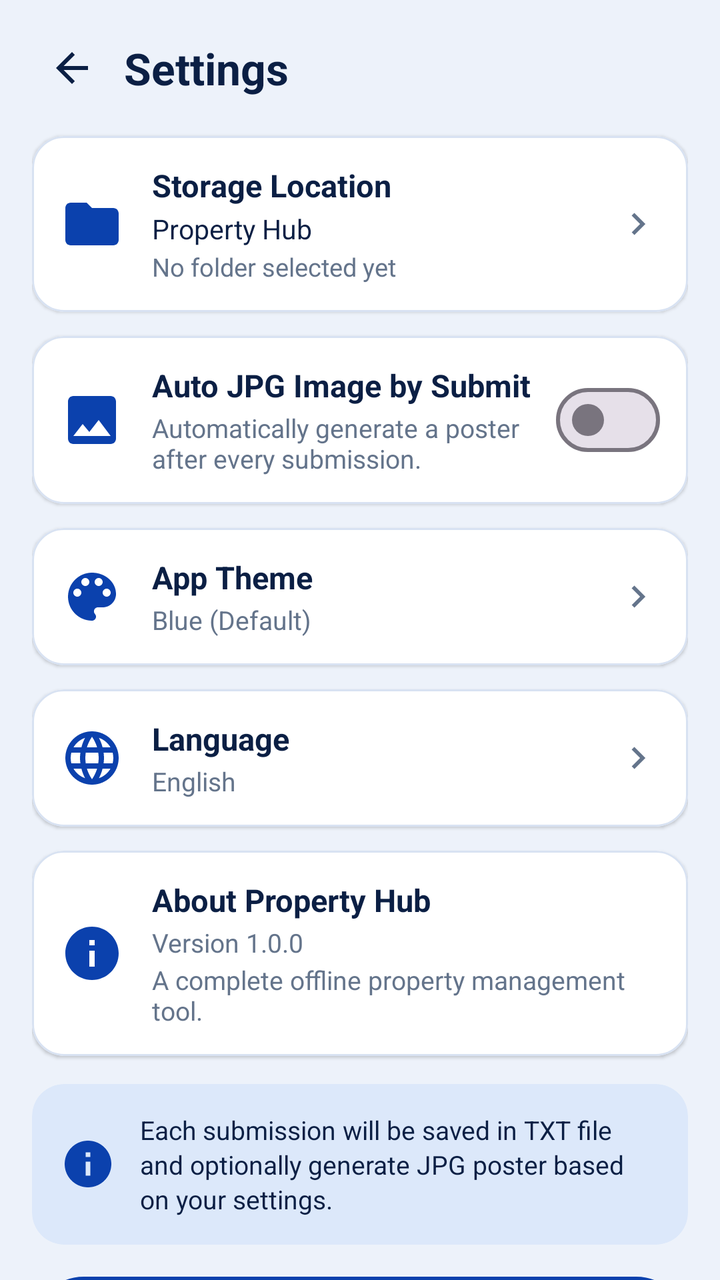
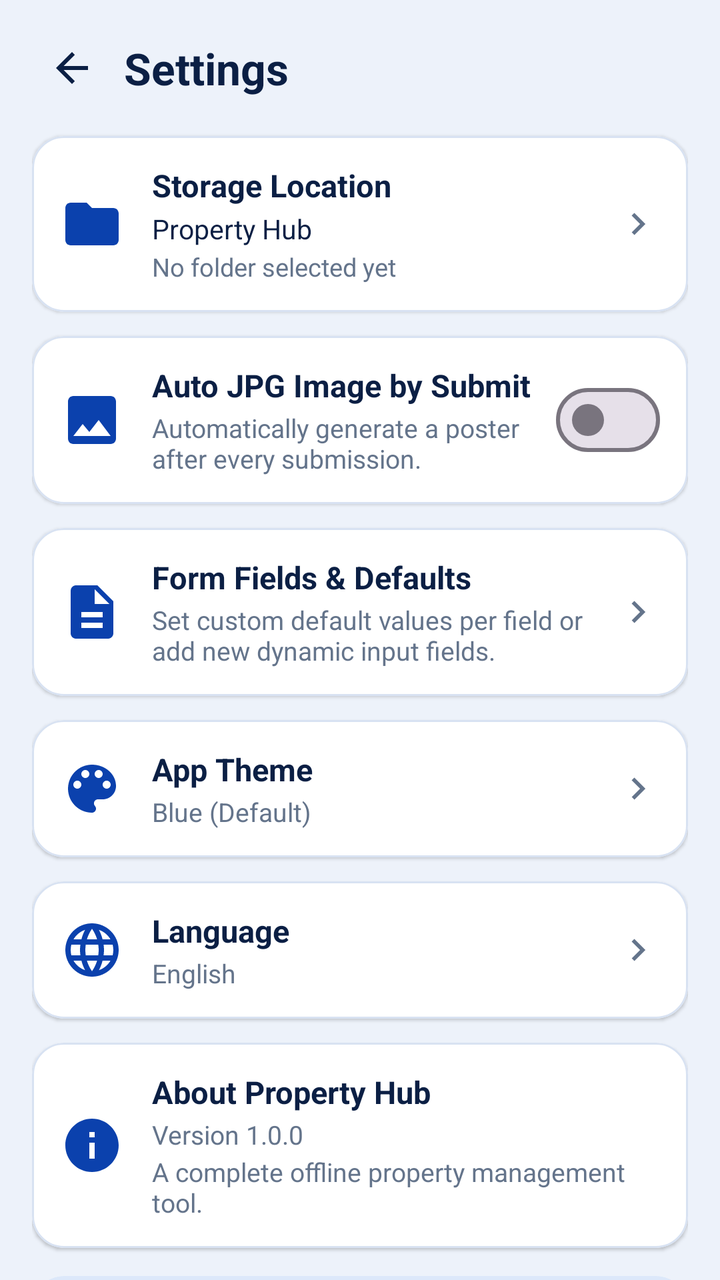

The first picture is an Android layout as it rendered before a commit; the second is the same layout after the commit. The layout source and the unified diff follow.
<!-- AndroidManifest.xml: application theme Theme.PropertyHub -->
<!-- res/layout/fragment_settings.xml -->
<?xml version="1.0" encoding="utf-8"?>
<ScrollView xmlns:android="http://schemas.android.com/apk/res/android"
    xmlns:app="http://schemas.android.com/apk/res-auto"
    android:layout_width="match_parent"
    android:layout_height="match_parent"
    android:clipToPadding="false"
    android:fillViewport="true"
    android:paddingStart="16dp"
    android:paddingTop="14dp"
    android:paddingEnd="16dp"
    android:paddingBottom="20dp"
    android:scrollbars="none">

    <LinearLayout
        android:layout_width="match_parent"
        android:layout_height="wrap_content"
        android:orientation="vertical">

        
        <LinearLayout
            android:layout_width="match_parent"
            android:layout_height="wrap_content"
            android:layout_marginBottom="14dp"
            android:gravity="center_vertical"
            android:orientation="horizontal">

            <ImageButton
                android:id="@+id/btnSettingsBackArrow"
                android:layout_width="40dp"
                android:layout_height="40dp"
                android:background="?attr/selectableItemBackgroundBorderless"
                android:contentDescription="@string/back_to_home"
                android:padding="8dp"
                android:src="@drawable/ic_arrow_back"
                app:tint="?attr/phTextPrimary" />

            <TextView
                android:layout_width="wrap_content"
                android:layout_height="wrap_content"
                android:layout_marginStart="6dp"
                android:text="@string/settings_title"
                android:textColor="?attr/phTextPrimary"
                android:textSize="22sp"
                android:textStyle="bold" />
        </LinearLayout>

        
        <com.google.android.material.card.MaterialCardView
            android:id="@+id/cardStorageLocation"
            android:layout_width="match_parent"
            android:layout_height="wrap_content"
            android:layout_marginBottom="12dp"
            android:clickable="true"
            android:focusable="true"
            app:cardBackgroundColor="?attr/phCardBg"
            app:cardCornerRadius="16dp"
            app:cardElevation="1dp"
            app:strokeColor="?attr/phCardStroke"
            app:strokeWidth="1dp">

            <LinearLayout
                android:layout_width="match_parent"
                android:layout_height="wrap_content"
                android:gravity="center_vertical"
                android:orientation="horizontal"
                android:padding="14dp">

                <ImageView
                    android:layout_width="32dp"
                    android:layout_height="32dp"
                    android:contentDescription="@null"
                    android:src="@drawable/ic_folder"
                    app:tint="?attr/phAccentBlue" />

                <LinearLayout
                    android:layout_width="0dp"
                    android:layout_height="wrap_content"
                    android:layout_marginStart="14dp"
                    android:layout_marginEnd="8dp"
                    android:layout_weight="1"
                    android:orientation="vertical">

                    <TextView
                        android:layout_width="wrap_content"
                        android:layout_height="wrap_content"
                        android:text="@string/settings_storage_location"
                        android:textColor="?attr/phTextPrimary"
                        android:textSize="15.5sp"
                        android:textStyle="bold" />

                    <TextView
                        android:id="@+id/tvStorageFolderName"
                        android:layout_width="wrap_content"
                        android:layout_height="wrap_content"
                        android:layout_marginTop="2dp"
                        android:text="Property Hub"
                        android:textColor="?attr/phTextPrimary"
                        android:textSize="13.5sp" />

                    <TextView
                        android:id="@+id/tvStorageFolderPath"
                        android:layout_width="wrap_content"
                        android:layout_height="wrap_content"
                        android:layout_marginTop="1dp"
                        android:text="@string/settings_storage_not_set"
                        android:textColor="?attr/phTextSecondary"
                        android:textSize="12.5sp" />
                </LinearLayout>

                <ImageView
                    android:layout_width="22dp"
                    android:layout_height="22dp"
                    android:contentDescription="@null"
                    android:src="@drawable/ic_chevron_right"
                    app:tint="?attr/phTextSecondary" />
            </LinearLayout>
        </com.google.android.material.card.MaterialCardView>

        
        <com.google.android.material.card.MaterialCardView
            android:id="@+id/cardAutoJpg"
            android:layout_width="match_parent"
            android:layout_height="wrap_content"
            android:layout_marginBottom="12dp"
            app:cardBackgroundColor="?attr/phCardBg"
            app:cardCornerRadius="16dp"
            app:cardElevation="1dp"
            app:strokeColor="?attr/phCardStroke"
            app:strokeWidth="1dp">

            <LinearLayout
                android:layout_width="match_parent"
                android:layout_height="wrap_content"
                android:gravity="center_vertical"
                android:orientation="horizontal"
                android:padding="14dp">

                <ImageView
                    android:layout_width="32dp"
                    android:layout_height="32dp"
                    android:contentDescription="@null"
                    android:src="@drawable/ic_image"
                    app:tint="?attr/phAccentBlue" />

                <LinearLayout
                    android:layout_width="0dp"
                    android:layout_height="wrap_content"
                    android:layout_marginStart="14dp"
                    android:layout_marginEnd="10dp"
                    android:layout_weight="1"
                    android:orientation="vertical">

                    <TextView
                        android:layout_width="wrap_content"
                        android:layout_height="wrap_content"
                        android:text="@string/settings_auto_jpg_title"
                        android:textColor="?attr/phTextPrimary"
                        android:textSize="15.5sp"
                        android:textStyle="bold" />

                    <TextView
                        android:layout_width="wrap_content"
                        android:layout_height="wrap_content"
                        android:layout_marginTop="2dp"
                        android:text="@string/settings_auto_jpg_desc"
                        android:textColor="?attr/phTextSecondary"
                        android:textSize="13sp" />
                </LinearLayout>

                <com.google.android.material.materialswitch.MaterialSwitch
                    android:id="@+id/switchAutoJpg"
                    android:layout_width="wrap_content"
                    android:layout_height="wrap_content" />
            </LinearLayout>
        </com.google.android.material.card.MaterialCardView>

        
        <com.google.android.material.card.MaterialCardView
            android:id="@+id/cardAppTheme"
            android:layout_width="match_parent"
            android:layout_height="wrap_content"
            android:layout_marginBottom="12dp"
            android:clickable="true"
            android:focusable="true"
            app:cardBackgroundColor="?attr/phCardBg"
            app:cardCornerRadius="16dp"
            app:cardElevation="1dp"
            app:strokeColor="?attr/phCardStroke"
            app:strokeWidth="1dp">

            <LinearLayout
                android:layout_width="match_parent"
                android:layout_height="wrap_content"
                android:gravity="center_vertical"
                android:orientation="horizontal"
                android:padding="14dp">

                <ImageView
                    android:layout_width="32dp"
                    android:layout_height="32dp"
                    android:contentDescription="@null"
                    android:src="@drawable/ic_palette"
                    app:tint="?attr/phAccentBlue" />

                <LinearLayout
                    android:layout_width="0dp"
                    android:layout_height="wrap_content"
                    android:layout_marginStart="14dp"
                    android:layout_marginEnd="8dp"
                    android:layout_weight="1"
                    android:orientation="vertical">

                    <TextView
                        android:layout_width="wrap_content"
                        android:layout_height="wrap_content"
                        android:text="@string/settings_app_theme"
                        android:textColor="?attr/phTextPrimary"
                        android:textSize="15.5sp"
                        android:textStyle="bold" />

                    <TextView
                        android:id="@+id/tvCurrentThemeLabel"
                        android:layout_width="wrap_content"
                        android:layout_height="wrap_content"
                        android:layout_marginTop="2dp"
                        android:text="Blue (Default)"
                        android:textColor="?attr/phTextSecondary"
                        android:textSize="13sp" />
                </LinearLayout>

                <ImageView
                    android:layout_width="22dp"
                    android:layout_height="22dp"
                    android:contentDescription="@null"
                    android:src="@drawable/ic_chevron_right"
                    app:tint="?attr/phTextSecondary" />
            </LinearLayout>
        </com.google.android.material.card.MaterialCardView>

        
        <com.google.android.material.card.MaterialCardView
            android:id="@+id/cardLanguage"
            android:layout_width="match_parent"
            android:layout_height="wrap_content"
            android:layout_marginBottom="12dp"
            android:clickable="true"
            android:focusable="true"
            app:cardBackgroundColor="?attr/phCardBg"
            app:cardCornerRadius="16dp"
            app:cardElevation="1dp"
            app:strokeColor="?attr/phCardStroke"
            app:strokeWidth="1dp">

            <LinearLayout
                android:layout_width="match_parent"
                android:layout_height="wrap_content"
                android:gravity="center_vertical"
                android:orientation="horizontal"
                android:padding="14dp">

                <ImageView
                    android:layout_width="32dp"
                    android:layout_height="32dp"
                    android:contentDescription="@null"
                    android:src="@drawable/ic_globe"
                    app:tint="?attr/phAccentBlue" />

                <LinearLayout
                    android:layout_width="0dp"
                    android:layout_height="wrap_content"
                    android:layout_marginStart="14dp"
                    android:layout_marginEnd="8dp"
                    android:layout_weight="1"
                    android:orientation="vertical">

                    <TextView
                        android:layout_width="wrap_content"
                        android:layout_height="wrap_content"
                        android:text="@string/settings_language"
                        android:textColor="?attr/phTextPrimary"
                        android:textSize="15.5sp"
                        android:textStyle="bold" />

                    <TextView
                        android:id="@+id/tvCurrentLanguage"
                        android:layout_width="wrap_content"
                        android:layout_height="wrap_content"
                        android:layout_marginTop="2dp"
                        android:text="English"
                        android:textColor="?attr/phTextSecondary"
                        android:textSize="13sp" />
                </LinearLayout>

                <ImageView
                    android:layout_width="22dp"
                    android:layout_height="22dp"
                    android:contentDescription="@null"
                    android:src="@drawable/ic_chevron_right"
                    app:tint="?attr/phTextSecondary" />
            </LinearLayout>
        </com.google.android.material.card.MaterialCardView>

        
        <com.google.android.material.card.MaterialCardView
            android:layout_width="match_parent"
            android:layout_height="wrap_content"
            android:layout_marginBottom="14dp"
            app:cardBackgroundColor="?attr/phCardBg"
            app:cardCornerRadius="16dp"
            app:cardElevation="1dp"
            app:strokeColor="?attr/phCardStroke"
            app:strokeWidth="1dp">

            <LinearLayout
                android:layout_width="match_parent"
                android:layout_height="wrap_content"
                android:gravity="center_vertical"
                android:orientation="horizontal"
                android:padding="14dp">

                <ImageView
                    android:layout_width="32dp"
                    android:layout_height="32dp"
                    android:contentDescription="@null"
                    android:src="@drawable/ic_info"
                    app:tint="?attr/phAccentBlue" />

                <LinearLayout
                    android:layout_width="0dp"
                    android:layout_height="wrap_content"
                    android:layout_marginStart="14dp"
                    android:layout_weight="1"
                    android:orientation="vertical">

                    <TextView
                        android:layout_width="wrap_content"
                        android:layout_height="wrap_content"
                        android:text="@string/settings_about_title"
                        android:textColor="?attr/phTextPrimary"
                        android:textSize="15.5sp"
                        android:textStyle="bold" />

                    <TextView
                        android:id="@+id/tvAboutVersion"
                        android:layout_width="wrap_content"
                        android:layout_height="wrap_content"
                        android:layout_marginTop="2dp"
                        android:text="@string/settings_about_version"
                        android:textColor="?attr/phTextSecondary"
                        android:textSize="13sp" />

                    <TextView
                        android:layout_width="wrap_content"
                        android:layout_height="wrap_content"
                        android:layout_marginTop="1dp"
                        android:text="@string/settings_about_desc"
                        android:textColor="?attr/phTextSecondary"
                        android:textSize="13sp" />
                </LinearLayout>
            </LinearLayout>
        </com.google.android.material.card.MaterialCardView>

        
        <com.google.android.material.card.MaterialCardView
            android:layout_width="match_parent"
            android:layout_height="wrap_content"
            android:layout_marginBottom="16dp"
            app:cardBackgroundColor="?attr/phSubtleSurface"
            app:cardCornerRadius="16dp"
            app:cardElevation="0dp"
            app:strokeWidth="0dp">

            <LinearLayout
                android:layout_width="match_parent"
                android:layout_height="wrap_content"
                android:gravity="center_vertical"
                android:orientation="horizontal"
                android:padding="14dp">

                <ImageView
                    android:layout_width="28dp"
                    android:layout_height="28dp"
                    android:contentDescription="@null"
                    android:src="@drawable/ic_info"
                    app:tint="?attr/phAccentBlue" />

                <TextView
                    android:layout_width="0dp"
                    android:layout_height="wrap_content"
                    android:layout_marginStart="12dp"
                    android:layout_weight="1"
                    android:lineSpacingExtra="2dp"
                    android:text="@string/settings_info_note"
                    android:textColor="?attr/phTextPrimary"
                    android:textSize="13sp" />
            </LinearLayout>
        </com.google.android.material.card.MaterialCardView>

        
        <com.google.android.material.button.MaterialButton
            android:id="@+id/btnBackToHome"
            android:layout_width="match_parent"
            android:layout_height="52dp"
            android:insetTop="0dp"
            android:insetBottom="0dp"
            android:text="@string/back_to_home"
            android:textAllCaps="false"
            android:textColor="@color/white"
            android:textSize="15.5sp"
            android:textStyle="bold"
            app:backgroundTint="?attr/phAccentBlue"
            app:cornerRadius="26dp"
            app:icon="@drawable/ic_back_home"
            app:iconGravity="textStart"
            app:iconPadding="10dp"
            app:iconSize="20dp"
            app:iconTint="@color/white" />

    </LinearLayout>
</ScrollView>
<!-- resources referenced by this layout -->
<resources>
  <color name="white">#FFFFFFFF</color>
  <!-- drawable ic_arrow_back (drawable) -->
  <?xml version="1.0" encoding="utf-8"?>
  <vector xmlns:android="http://schemas.android.com/apk/res/android"
      android:width="24dp"
      android:height="24dp"
      android:viewportWidth="24"
      android:viewportHeight="24">
      <path
          android:fillColor="#FF000000"
          android:pathData="M20,11H7.83l5.59,-5.59L12,4l-8,8 8,8 1.41,-1.41L7.83,13H20v-2z" />
  </vector>
  <!-- drawable ic_chevron_right (drawable) -->
  <?xml version="1.0" encoding="utf-8"?>
  <vector xmlns:android="http://schemas.android.com/apk/res/android"
      android:width="24dp"
      android:height="24dp"
      android:viewportWidth="24"
      android:viewportHeight="24">
      <path
          android:fillColor="#FF64748B"
          android:pathData="M10,6L8.59,7.41 13.17,12l-4.58,4.59L10,18l6,-6z" />
  </vector>
  <!-- drawable ic_folder (drawable) -->
  <?xml version="1.0" encoding="utf-8"?>
  <vector xmlns:android="http://schemas.android.com/apk/res/android"
      android:width="24dp"
      android:height="24dp"
      android:viewportWidth="24"
      android:viewportHeight="24">
      <path
          android:fillColor="#FF0B41AD"
          android:pathData="M10,4H4c-1.1,0 -1.99,0.9 -1.99,2L2,18c0,1.1 0.9,2 2,2h16c1.1,0 2,-0.9 2,-2V8c0,-1.1 -0.9,-2 -2,-2h-8l-2,-2z" />
  </vector>
  <!-- drawable ic_info (drawable) -->
  <?xml version="1.0" encoding="utf-8"?>
  <vector xmlns:android="http://schemas.android.com/apk/res/android"
      android:width="24dp"
      android:height="24dp"
      android:viewportWidth="24"
      android:viewportHeight="24">
      <path
          android:fillColor="#FF0B41AD"
          android:pathData="M12,2C6.48,2 2,6.48 2,12s4.48,10 10,10s10,-4.48 10,-10S17.52,2 12,2zM13,17h-2v-6h2v6zM13,9h-2V7h2v2z" />
  </vector>
  <string name="back_to_home">Back to Home</string>
  <string name="settings_about_desc">A complete offline property management tool.</string>
  <string name="settings_about_title">About Property Hub</string>
  <string name="settings_about_version">Version 1.0.0</string>
  <string name="settings_app_theme">App Theme</string>
  <string name="settings_auto_jpg_desc">Automatically generate a poster after every submission.</string>
  <string name="settings_auto_jpg_title">Auto JPG Image by Submit</string>
  <string name="settings_info_note">Each submission will be saved in TXT file and optionally generate JPG poster based on your settings.</string>
  <string name="settings_language">Language</string>
  <string name="settings_storage_location">Storage Location</string>
  <string name="settings_storage_not_set">No folder selected yet</string>
  <string name="settings_title">Settings</string>
  <color name="blue_primary">#0B41AD</color>
  <color name="green_primary">#0B8A38</color>
  <color name="header_navy_start">#062D80</color>
  <color name="canvas_bg">#EDF2FA</color>
  <color name="blue_card_stroke">#D8E2F2</color>
  <color name="subtle_surface_blue">#DCE8FA</color>
  <color name="text_primary">#0B1F44</color>
  <color name="text_hint">#64748B</color>
  <color name="input_border">#C4D3E8</color>
  <color name="nav_border_light">#DCE5F2</color>
  <!-- unchanged entries left out for length: 5 -->
</resources>

<!-- the commit's change to res/layout/fragment_settings.xml (unified diff, before → after) -->
@@ -171,6 +171,68 @@
                     android:id="@+id/switchAutoJpg"
                     android:layout_width="wrap_content"
                     android:layout_height="wrap_content" />
+            </LinearLayout>
+        </com.google.android.material.card.MaterialCardView>
+
+        
+        <com.google.android.material.card.MaterialCardView
+            android:id="@+id/cardFormFieldsDefaults"
+            android:layout_width="match_parent"
+            android:layout_height="wrap_content"
+            android:layout_marginBottom="12dp"
+            android:clickable="true"
+            android:focusable="true"
+            app:cardBackgroundColor="?attr/phCardBg"
+            app:cardCornerRadius="16dp"
+            app:cardElevation="1dp"
+            app:strokeColor="?attr/phCardStroke"
+            app:strokeWidth="1dp">
+
+            <LinearLayout
+                android:layout_width="match_parent"
+                android:layout_height="wrap_content"
+                android:gravity="center_vertical"
+                android:orientation="horizontal"
+                android:padding="14dp">
+
+                <ImageView
+                    android:layout_width="32dp"
+                    android:layout_height="32dp"
+                    android:contentDescription="@null"
+                    android:src="@drawable/ic_document"
+                    app:tint="?attr/phAccentBlue" />
+
+                <LinearLayout
+                    android:layout_width="0dp"
+                    android:layout_height="wrap_content"
+                    android:layout_marginStart="14dp"
+                    android:layout_marginEnd="8dp"
+                    android:layout_weight="1"
+                    android:orientation="vertical">
+
+                    <TextView
+                        android:layout_width="wrap_content"
+                        android:layout_height="wrap_content"
+                        android:text="@string/settings_manage_fields_title"
+                        android:textColor="?attr/phTextPrimary"
+                        android:textSize="15.5sp"
+                        android:textStyle="bold" />
+
+                    <TextView
+                        android:layout_width="wrap_content"
+                        android:layout_height="wrap_content"
+                        android:layout_marginTop="2dp"
+                        android:text="@string/settings_manage_fields_desc"
+                        android:textColor="?attr/phTextSecondary"
+                        android:textSize="13sp" />
+                </LinearLayout>
+
+                <ImageView
+                    android:layout_width="22dp"
+                    android:layout_height="22dp"
+                    android:contentDescription="@null"
+                    android:src="@drawable/ic_chevron_right"
+                    app:tint="?attr/phTextSecondary" />
             </LinearLayout>
         </com.google.android.material.card.MaterialCardView>
 
<!-- resource entries referenced after the edit -->
@@ -22,6 +22,17 @@
       <path
           android:fillColor="#FF64748B"
           android:pathData="M10,6L8.59,7.41 13.17,12l-4.58,4.59L10,18l6,-6z" />
+  </vector>
+  <!-- drawable ic_document (drawable) -->
+  <?xml version="1.0" encoding="utf-8"?>
+  <vector xmlns:android="http://schemas.android.com/apk/res/android"
+      android:width="20dp"
+      android:height="20dp"
+      android:viewportWidth="24"
+      android:viewportHeight="24">
+      <path
+          android:fillColor="#FF000000"
+          android:pathData="M14,2H6c-1.1,0 -1.99,0.9 -1.99,2L4,20c0,1.1 0.89,2 1.99,2H18c1.1,0 2,-0.9 2,-2V8l-6,-6zM16,18H8v-2h8v2zM16,14H8v-2h8v2zM13,9V3.5L18.5,9H13z" />
   </vector>
   <!-- drawable ic_folder (drawable) -->
   <?xml version="1.0" encoding="utf-8"?>
@@ -54,6 +65,8 @@
   <string name="settings_auto_jpg_title">Auto JPG Image by Submit</string>
   <string name="settings_info_note">Each submission will be saved in TXT file and optionally generate JPG poster based on your settings.</string>
   <string name="settings_language">Language</string>
+  <string name="settings_manage_fields_desc">Set custom default values per field or add new dynamic input fields.</string>
+  <string name="settings_manage_fields_title">Form Fields &amp; Defaults</string>
   <string name="settings_storage_location">Storage Location</string>
   <string name="settings_storage_not_set">No folder selected yet</string>
   <string name="settings_title">Settings</string>
